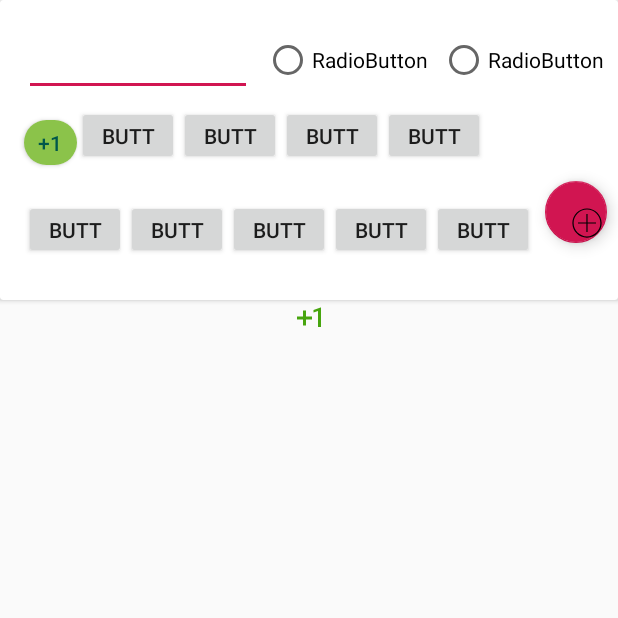
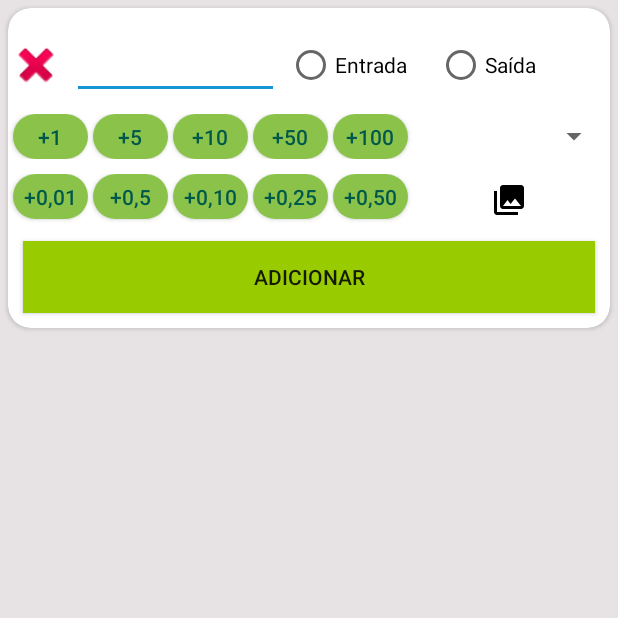
Before and after one commit to AndreUdia/HomeFinance, an Android app: the screen it shows after launch (MainActivity), on a phone screen of 412 x 824 dp, the top half of it. Run offline under Robolectric (Android 15) with nearby library versions, the phone set to English and light mode, and no system bars; our stand-ins replace navigation-ui.

Commit message:
Parte Layout - Botoes Spinner - Ajustes do XML

```diff
--- a/app/src/main/res/layout/activity_main_card.xml
+++ b/app/src/main/res/layout/activity_main_card.xml
@@ -1,161 +1,200 @@
 <?xml version="1.0" encoding="utf-8"?>
 <LinearLayout xmlns:android="http://schemas.android.com/apk/res/android"
     xmlns:app="http://schemas.android.com/apk/res-auto"
-    xmlns:tools="http://schemas.android.com/tools"
-    android:orientation="vertical" android:layout_width="match_parent"
+    android:orientation="vertical"
+    android:background="#E6E6E2E4"
+    android:layout_width="match_parent"
     android:layout_height="match_parent">
 
     <androidx.cardview.widget.CardView
+        android:layout_width="wrap_content"
+        android:layout_height="wrap_content"
+        android:layout_margin="5dp"
+        android:layout_marginLeft="5dp"
+        android:layout_marginTop="10dp"
+        android:layout_marginEnd="5dp"
+        android:elevation="15dp"
+        android:padding="5dp"
+        app:cardCornerRadius="15dp">
+
+        <LinearLayout
             android:layout_width="match_parent"
-        android:layout_height="200dp">
+            android:layout_height="wrap_content"
+            android:layout_marginTop="15dp"
+            android:orientation="vertical">
 
-        <androidx.constraintlayout.widget.ConstraintLayout
+            <LinearLayout
                 android:layout_width="match_parent"
-            android:layout_height="match_parent">
+                android:layout_height="wrap_content"
+                android:orientation="horizontal">
 
-            <Button
-                android:id="@+id/button17"
-                android:layout_width="68dp"
-                android:layout_height="39dp"
-                android:text="Button"
-                app:layout_constraintBottom_toBottomOf="parent"
-                app:layout_constraintStart_toStartOf="@+id/somaum"
-                app:layout_constraintTop_toBottomOf="@+id/somaum"
-                app:layout_constraintVertical_bias="0.465" />
-
-            <Button
-                android:id="@+id/button18"
-                android:layout_width="68dp"
-                android:layout_height="39dp"
-                android:text="Button"
-                app:layout_constraintBottom_toBottomOf="@+id/button17"
-                app:layout_constraintStart_toEndOf="@+id/button17"
-                app:layout_constraintTop_toTopOf="@+id/button17" />
-
-            <Button
-                android:id="@+id/button19"
-                android:layout_width="68dp"
-                android:layout_height="39dp"
-                android:text="Button"
-                app:layout_constraintBottom_toBottomOf="@+id/button18"
-                app:layout_constraintStart_toEndOf="@+id/button18"
-                app:layout_constraintTop_toTopOf="@+id/button18" />
-
-            <Button
-                android:id="@+id/button20"
-                android:layout_width="68dp"
-                android:layout_height="39dp"
-                android:text="Button"
-                app:layout_constraintBottom_toBottomOf="@+id/button19"
-                app:layout_constraintStart_toEndOf="@+id/button19"
-                app:layout_constraintTop_toTopOf="@+id/button19" />
-
-            <Button
-                android:id="@+id/button21"
-                android:layout_width="68dp"
-                android:layout_height="39dp"
-                android:text="Button"
-                app:layout_constraintBottom_toBottomOf="@+id/button20"
-                app:layout_constraintStart_toEndOf="@+id/button20"
-                app:layout_constraintTop_toTopOf="@+id/button20" />
+                <ImageView
+                    android:id="@+id/imageView2"
+                    android:layout_width="wrap_content"
+                    android:layout_height="match_parent"
+                    android:layout_weight="1"
+                    app:srcCompat="@android:drawable/ic_delete" />
 
                 <EditText
-                android:id="@+id/editText4"
-                android:layout_width="152dp"
-                android:layout_height="48dp"
-                android:layout_marginStart="16dp"
-                android:layout_marginTop="16dp"
+                    android:id="@+id/txtValor"
+                    android:layout_width="138dp"
+                    android:layout_height="wrap_content"
+                    android:layout_gravity="center"
+                    android:layout_marginLeft="5dp"
                     android:ems="10"
-                android:inputType="number"
-                app:layout_constraintStart_toStartOf="parent"
-                app:layout_constraintTop_toTopOf="parent" />
+                    android:gravity="center"
+                    android:inputType="numberDecimal"
+                    android:textDirection="ltr" />
+
+                <RadioButton
+                    android:id="@+id/radioEntrada"
+                    android:layout_width="100dp"
+                    android:layout_height="match_parent"
+                    android:layout_marginLeft="5dp"
+                    android:text="Entrada" />
+
+                <RadioButton
+                    android:id="@+id/radioSaida"
+                    android:layout_width="100dp"
+                    android:layout_height="match_parent"
+                    android:layout_marginEnd="15dp"
+                    android:text="Saída" />
+            </LinearLayout>
+
+            <LinearLayout
+                android:layout_width="match_parent"
+                android:layout_height="wrap_content"
+                android:layout_marginTop="10dp"
+                android:orientation="horizontal">
 
                 <Button
                     android:id="@+id/somaum"
-                android:layout_width="35dp"
+                    android:layout_width="50dp"
                     android:layout_height="30dp"
-                android:layout_marginTop="16dp"
+                    android:layout_marginLeft="3dp"
                     android:background="@drawable/roundedbutton"
                     android:text="+1"
-                android:textColor="@color/colorPrimaryDark"
-                app:layout_constraintStart_toStartOf="@+id/editText4"
-                app:layout_constraintTop_toBottomOf="@+id/editText4" />
+                    android:textColor="@color/colorPrimaryDark" />
 
                 <Button
-                android:id="@+id/button13"
-                android:layout_width="68dp"
-                android:layout_height="39dp"
-                android:text="Button"
-                app:layout_constraintBottom_toBottomOf="@+id/somaum"
-                app:layout_constraintStart_toEndOf="@+id/somaum"
-                app:layout_constraintTop_toTopOf="@+id/somaum"
-                app:layout_constraintVertical_bias="1.0" />
+                    android:id="@+id/somacinco"
+                    android:layout_width="50dp"
+                    android:layout_height="30dp"
+                    android:layout_marginLeft="3dp"
+                    android:background="@drawable/roundedbutton"
+                    android:text="+5"
+                    android:textColor="@color/colorPrimaryDark" />
 
                 <Button
-                android:id="@+id/button14"
-                android:layout_width="68dp"
-                android:layout_height="39dp"
-                android:text="Button"
-                app:layout_constraintBottom_toBottomOf="@+id/button13"
-                app:layout_constraintStart_toEndOf="@+id/button13"
-                app:layout_constraintTop_toTopOf="@+id/button13" />
+                    android:id="@+id/somadez"
+                    android:layout_width="50dp"
+                    android:layout_height="30dp"
+                    android:layout_marginLeft="3dp"
+                    android:background="@drawable/roundedbutton"
+                    android:text="+10"
+                    android:textColor="@color/colorPrimaryDark" />
 
                 <Button
-                android:id="@+id/button15"
-                android:layout_width="68dp"
-                android:layout_height="39dp"
-                android:text="Button"
-                app:layout_constraintBottom_toBottomOf="@+id/button14"
-                app:layout_constraintStart_toEndOf="@+id/button14"
-                app:layout_constraintTop_toTopOf="@+id/button14" />
+                    android:id="@+id/somacinquenta"
+                    android:layout_width="50dp"
+                    android:layout_height="30dp"
+                    android:layout_marginLeft="3dp"
+                    android:background="@drawable/roundedbutton"
+                    android:text="+50"
+                    android:textColor="@color/colorPrimaryDark" />
 
                 <Button
-                android:id="@+id/button16"
-                android:layout_width="68dp"
-                android:layout_height="39dp"
-                android:text="Button"
-                app:layout_constraintBottom_toBottomOf="@+id/button15"
-                app:layout_constraintStart_toEndOf="@+id/button15"
-                app:layout_constraintTop_toTopOf="@+id/button15" />
+                    android:id="@+id/somacem"
+                    android:layout_width="50dp"
+                    android:layout_height="30dp"
+                    android:layout_marginLeft="3dp"
+                    android:background="@drawable/roundedbutton"
+                    android:text="+100"
+                    android:textColor="@color/colorPrimaryDark" />
 
-            <com.google.android.material.floatingactionbutton.FloatingActionButton
-                android:id="@+id/floatingActionButton2"
-                android:layout_width="41dp"
-                android:layout_height="47dp"
-                android:clickable="true"
-                app:layout_constraintBottom_toBottomOf="@+id/button21"
-                app:layout_constraintEnd_toEndOf="parent"
-                app:layout_constraintStart_toEndOf="@+id/button21"
-                app:layout_constraintTop_toBottomOf="@+id/button16"
-                app:srcCompat="@drawable/ic_plus_sign" />
+                <Spinner
+                    android:id="@+id/spinnerTipoTransacao"
+                    android:layout_width="match_parent"
+                    android:layout_height="match_parent"
+                    android:layout_marginLeft="5dp"
+                    android:layout_weight="1"
+                    android:layoutDirection="ltr"
+                    android:textDirection="rtl" />
 
-            <RadioButton
-                android:id="@+id/radioButton2"
+            </LinearLayout>
+
+            <LinearLayout
                 android:layout_width="wrap_content"
                 android:layout_height="wrap_content"
-                android:layout_marginStart="8dp"
-                android:text="RadioButton"
-                app:layout_constraintBottom_toBottomOf="@+id/editText4"
-                app:layout_constraintStart_toEndOf="@+id/editText4"
-                app:layout_constraintTop_toTopOf="@+id/editText4" />
+                android:layout_marginTop="10dp"
+                android:orientation="horizontal">
 
-            <RadioButton
-                android:id="@+id/radioButton3"
-                android:layout_width="wrap_content"
+                <Button
+                    android:id="@+id/somaumCent"
+                    android:layout_width="50dp"
+                    android:layout_height="30dp"
+                    android:layout_marginLeft="3dp"
+                    android:background="@drawable/roundedbutton"
+                    android:text="+0,01"
+                    android:textColor="@color/colorPrimaryDark" />
+
+                <Button
+                    android:id="@+id/somaCincoCent"
+                    android:layout_width="50dp"
+                    android:layout_height="30dp"
+                    android:layout_marginLeft="3dp"
+                    android:background="@drawable/roundedbutton"
+                    android:text="+0,5"
+                    android:textColor="@color/colorPrimaryDark" />
+
+                <Button
+                    android:id="@+id/somaDezCent"
+                    android:layout_width="50dp"
+                    android:layout_height="30dp"
+                    android:layout_marginLeft="3dp"
+                    android:background="@drawable/roundedbutton"
+                    android:text="+0,10"
+                    android:textColor="@color/colorPrimaryDark" />
+
+                <Button
+                    android:id="@+id/somaVinteCincoCent"
+                    android:layout_width="50dp"
+                    android:layout_height="30dp"
+                    android:layout_marginLeft="3dp"
+                    android:background="@drawable/roundedbutton"
+                    android:text="+0,25"
+                    android:textColor="@color/colorPrimaryDark" />
+
+                <Button
+                    android:id="@+id/somaCinquentaCent"
+                    android:layout_width="50dp"
+                    android:layout_height="30dp"
+                    android:layout_marginLeft="3dp"
+                    android:background="@drawable/roundedbutton"
+                    android:text="+0,50"
+                    android:textColor="@color/colorPrimaryDark" />
+
+                <ImageView
+                    android:id="@+id/imageView5"
+                    android:layout_width="141dp"
                     android:layout_height="wrap_content"
-                android:layout_marginStart="8dp"
-                android:text="RadioButton"
-                app:layout_constraintBottom_toBottomOf="@+id/radioButton2"
-                app:layout_constraintStart_toEndOf="@+id/radioButton2"
-                app:layout_constraintTop_toTopOf="@+id/radioButton2" />
+                    android:layout_margin="5dp"
+                    android:layout_weight="1"
+                    app:srcCompat="@drawable/ic_menu_gallery" />
 
-        </androidx.constraintlayout.widget.ConstraintLayout>
+            </LinearLayout>
+
+            <Button
+                android:id="@+id/btnAdicionar"
+                android:layout_width="match_parent"
+                android:layout_height="wrap_content"
+                android:layout_margin="10dp"
+                android:background="@android:color/holo_green_light"
+                android:text="Adicionar" />
+
+
+        </LinearLayout>
+
     </androidx.cardview.widget.CardView>
 
-    <ImageView
-        android:id="@+id/imageView2"
-        android:layout_width="match_parent"
-        android:layout_height="wrap_content"
-        app:srcCompat="@drawable/ic_exposure_plus_1_black_24dp" />
-
 </LinearLayout>
--- a/app/src/main/res/values/colors.xml
+++ b/app/src/main/res/values/colors.xml
@@ -2,5 +2,5 @@
 <resources>
     <color name="colorPrimary">#39BBAD</color>
     <color name="colorPrimaryDark">#00574B</color>
-    <color name="colorAccent">#D11551</color>
+    <color name="colorAccent">#1595D1</color>
 </resources>
```
Also changed, not shown: app/src/main/res/drawable/simbolo_real.jpeg (added). Lines whose indentation alone changed are shown as unchanged.
